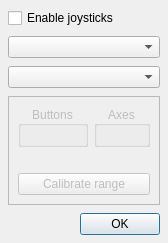
mavlink/qgroundcontrol, file src/ui/JoystickWidget.ui: the form before one commit.
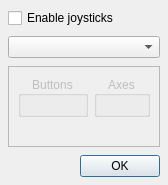
The form after the commit.

Commit message: Revert "Joystick: update gui and send new mavlink target messages"

Diff of the .ui file:
```diff
--- a/src/ui/JoystickWidget.ui
+++ b/src/ui/JoystickWidget.ui
@@ -67,9 +67,6 @@
      </property>
     </widget>
    </item>
-   <item>
-    <widget class="QComboBox" name="joystickModeComboBox"/>
-   </item>
    <item>
     <widget class="QFrame" name="joystickFrame">
      <property name="enabled">
@@ -81,7 +78,7 @@
      <property name="frameShadow">
       <enum>QFrame::Sunken</enum>
      </property>
-     <layout class="QVBoxLayout" name="verticalLayout_2" stretch="0,0,0">
+     <layout class="QVBoxLayout" name="verticalLayout_2" stretch="0,0">
       <property name="sizeConstraint">
        <enum>QLayout::SetMinimumSize</enum>
       </property>
@@ -174,13 +171,6 @@
         </property>
        </widget>
       </item>
-      <item>
-       <widget class="QPushButton" name="calibrationButton">
-        <property name="text">
-         <string>Calibrate range</string>
-        </property>
-       </widget>
-      </item>
      </layout>
     </widget>
    </item>
```
The commit also changes 8 other files.
